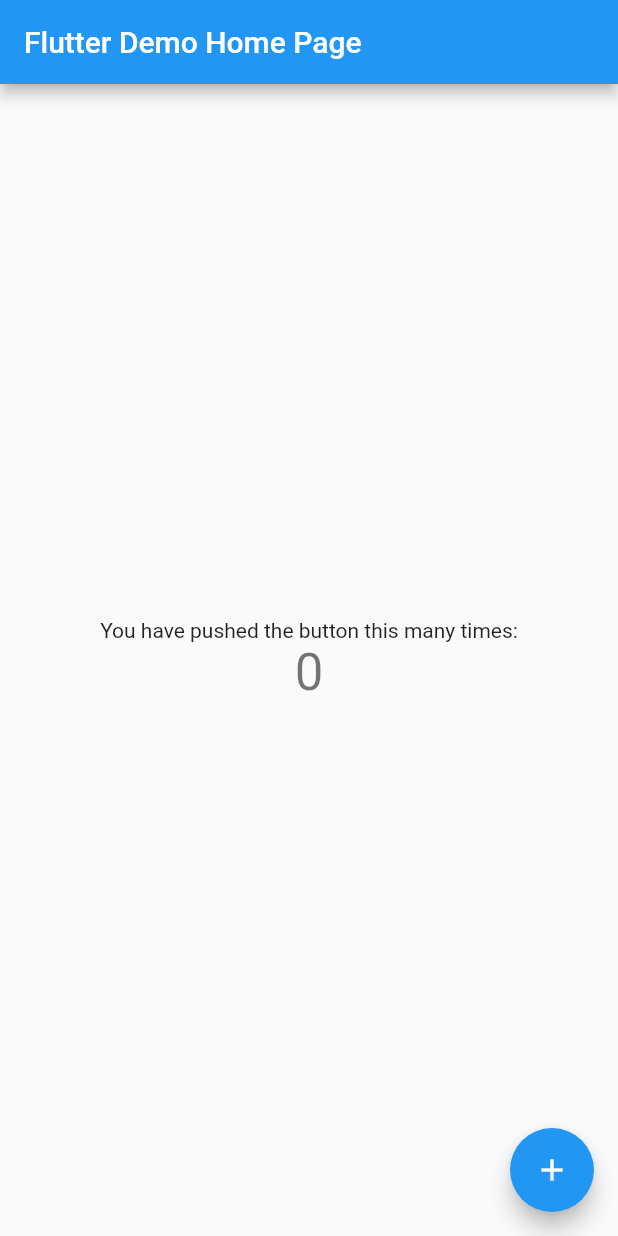
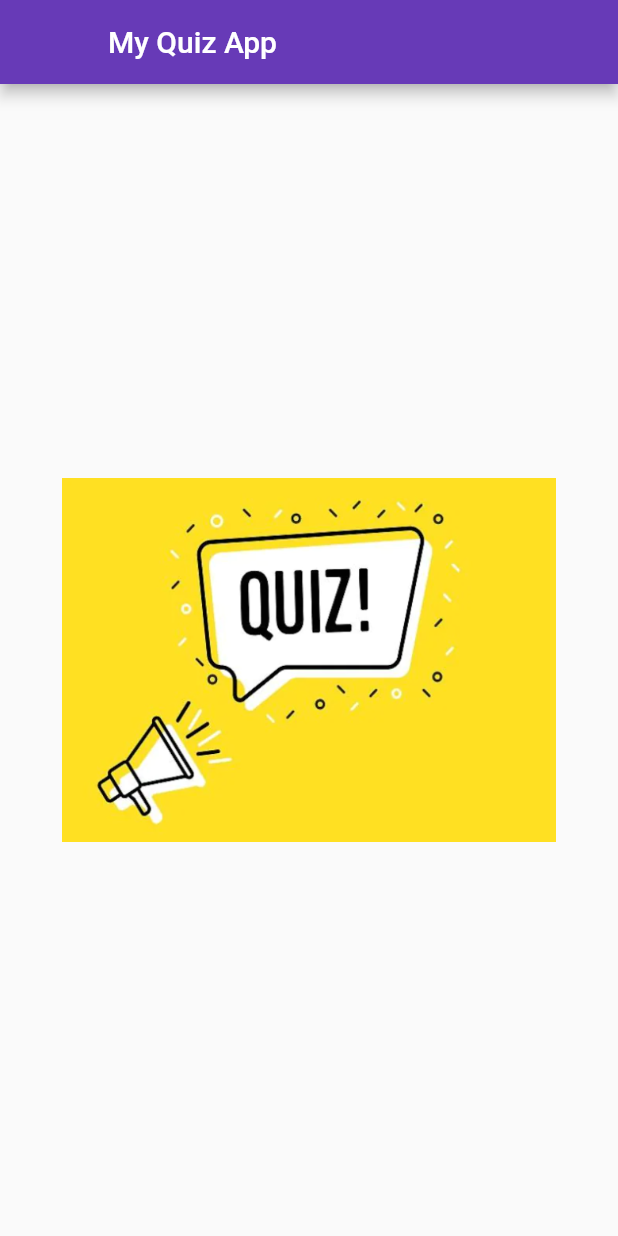
Before and after one commit to hu1won/Quiz_Flutter_Django, a Flutter app: the screen it shows after launch, on a phone screen of 412 x 824 dp. Run offline on Flutter 3.47's test engine with Material 2 defaults, Android fonts, the phone set to English and light mode, and no system bars.

Commit message:
Project structure setting & home screen creation

```diff
--- a/lib/main.dart
+++ b/lib/main.dart
@@ -1,4 +1,5 @@
 import 'package:flutter/material.dart';
+import 'package:quiz_app/screen/screen_home.dart';
 
 void main() {
   runApp(const MyApp());
@@ -7,109 +8,11 @@ void main() {
 class MyApp extends StatelessWidget {
   const MyApp({super.key});
 
-  // This widget is the root of your application.
   @override
   Widget build(BuildContext context) {
     return MaterialApp(
-      title: 'Flutter Demo',
-      theme: ThemeData(
-        // This is the theme of your application.
-        //
-        // Try running your application with "flutter run". You'll see the
-        // application has a blue toolbar. Then, without quitting the app, try
-        // changing the primarySwatch below to Colors.green and then invoke
-        // "hot reload" (press "r" in the console where you ran "flutter run",
-        // or simply save your changes to "hot reload" in a Flutter IDE).
-        // Notice that the counter didn't reset back to zero; the application
-        // is not restarted.
-        primarySwatch: Colors.blue,
-      ),
-      home: const MyHomePage(title: 'Flutter Demo Home Page'),
+      title: 'My Quiz App',
+      home: HomeScreen(),
     );
   }
 }
-
-class MyHomePage extends StatefulWidget {
-  const MyHomePage({super.key, required this.title});
-
-  // This widget is the home page of your application. It is stateful, meaning
-  // that it has a State object (defined below) that contains fields that affect
-  // how it looks.
-
-  // This class is the configuration for the state. It holds the values (in this
-  // case the title) provided by the parent (in this case the App widget) and
-  // used by the build method of the State. Fields in a Widget subclass are
-  // always marked "final".
-
-  final String title;
-
-  @override
-  State<MyHomePage> createState() => _MyHomePageState();
-}
-
-class _MyHomePageState extends State<MyHomePage> {
-  int _counter = 0;
-
-  void _incrementCounter() {
-    setState(() {
-      // This call to setState tells the Flutter framework that something has
-      // changed in this State, which causes it to rerun the build method below
-      // so that the display can reflect the updated values. If we changed
-      // _counter without calling setState(), then the build method would not be
-      // called again, and so nothing would appear to happen.
-      _counter++;
-    });
-  }
-
-  @override
-  Widget build(BuildContext context) {
-    // This method is rerun every time setState is called, for instance as done
-    // by the _incrementCounter method above.
-    //
-    // The Flutter framework has been optimized to make rerunning build methods
-    // fast, so that you can just rebuild anything that needs updating rather
-    // than having to individually change instances of widgets.
-    return Scaffold(
-      appBar: AppBar(
-        // Here we take the value from the MyHomePage object that was created by
-        // the App.build method, and use it to set our appbar title.
-        title: Text(widget.title),
-      ),
-      body: Center(
-        // Center is a layout widget. It takes a single child and positions it
-        // in the middle of the parent.
-        child: Column(
-          // Column is also a layout widget. It takes a list of children and
-          // arranges them vertically. By default, it sizes itself to fit its
-          // children horizontally, and tries to be as tall as its parent.
-          //
-          // Invoke "debug painting" (press "p" in the console, choose the
-          // "Toggle Debug Paint" action from the Flutter Inspector in Android
-          // Studio, or the "Toggle Debug Paint" command in Visual Studio Code)
-          // to see the wireframe for each widget.
-          //
-          // Column has various properties to control how it sizes itself and
-          // how it positions its children. Here we use mainAxisAlignment to
-          // center the children vertically; the main axis here is the vertical
-          // axis because Columns are vertical (the cross axis would be
-          // horizontal).
-          mainAxisAlignment: MainAxisAlignment.center,
-          children: <Widget>[
-            const Text(
-              'You have pushed the button this many times:',
-            ),
-            Text(
-              '$_counter',
-              style: Theme.of(context).textTheme.headline4,
-            ),
-          ],
-        ),
-      ),
-      floatingActionButton: FloatingActionButton(
-        onPressed: _incrementCounter,
-        tooltip: 'Increment',
-        child: const Icon(Icons.add),
-      ), // This trailing comma makes auto-formatting nicer for build methods.
-    );
-  }
-}
--- /dev/null
+++ b/lib/screen/screen_home.dart
@@ -0,0 +1,37 @@
+import 'package:flutter/material.dart';
+
+class HomeScreen extends StatefulWidget {
+  @override
+  _HomeScreenState createState() => _HomeScreenState();
+}
+
+class _HomeScreenState extends State<HomeScreen> {
+  @override
+  Widget build(BuildContext context) {
+    Size screenSize = MediaQuery.of(context).size;
+    double width = screenSize.width;
+    double height = screenSize.height;
+
+    return SafeArea(
+      child: Scaffold(
+        appBar: AppBar(
+          title: Text('My Quiz App'),
+          backgroundColor: Colors.deepPurple,
+          leading: Container(),
+        ),
+        body: Column(
+          mainAxisAlignment: MainAxisAlignment.center,
+          crossAxisAlignment: CrossAxisAlignment.center,
+          children: <Widget>[
+            Center(
+              child: Image.asset(
+                'images/quiz.png',
+                width: width * 0.8,
+              ),
+            )
+          ],
+        ),
+      ),
+    );
+  }
+}
--- a/pubspec.yaml
+++ b/pubspec.yaml
@@ -60,9 +60,8 @@ flutter:
   uses-material-design: true
 
   # To add assets to your application, add an assets section, like this:
-  # assets:
-  #   - images/a_dot_burr.jpeg
-  #   - images/a_dot_ham.jpeg
+  assets:
+    - images/quiz.png
 
   # An image asset can refer to one or more resolution-specific "variants", see
   # https://flutter.dev/assets-and-images/#resolution-aware
```
Also changed, not shown: images/quiz.png (added).
